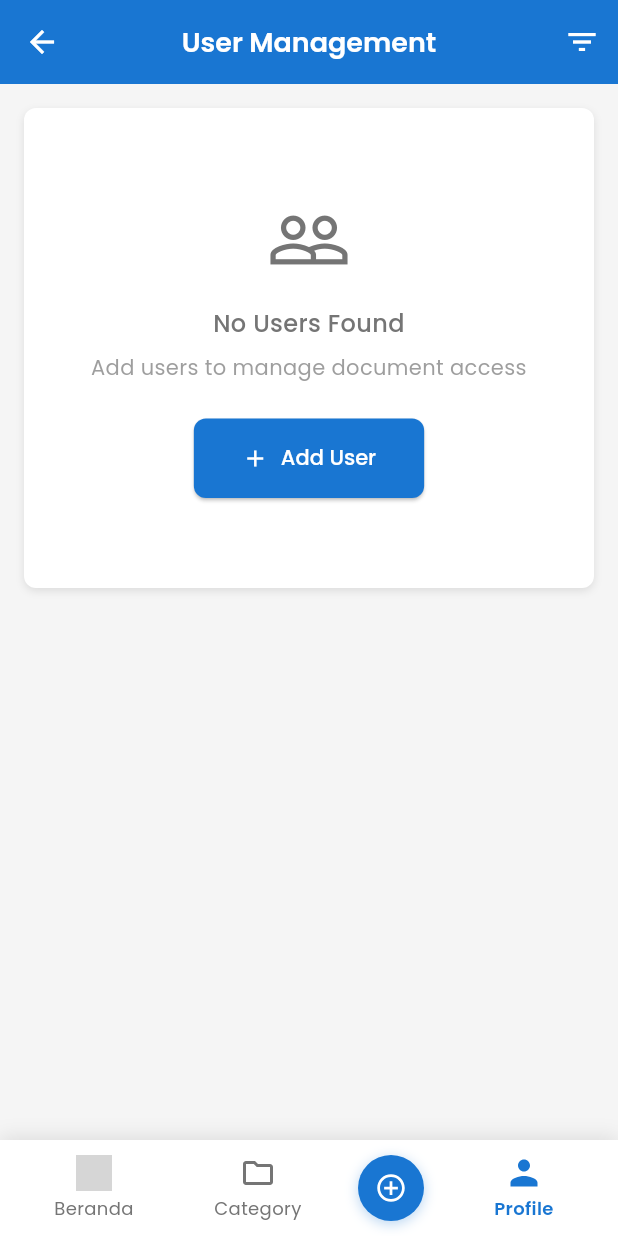
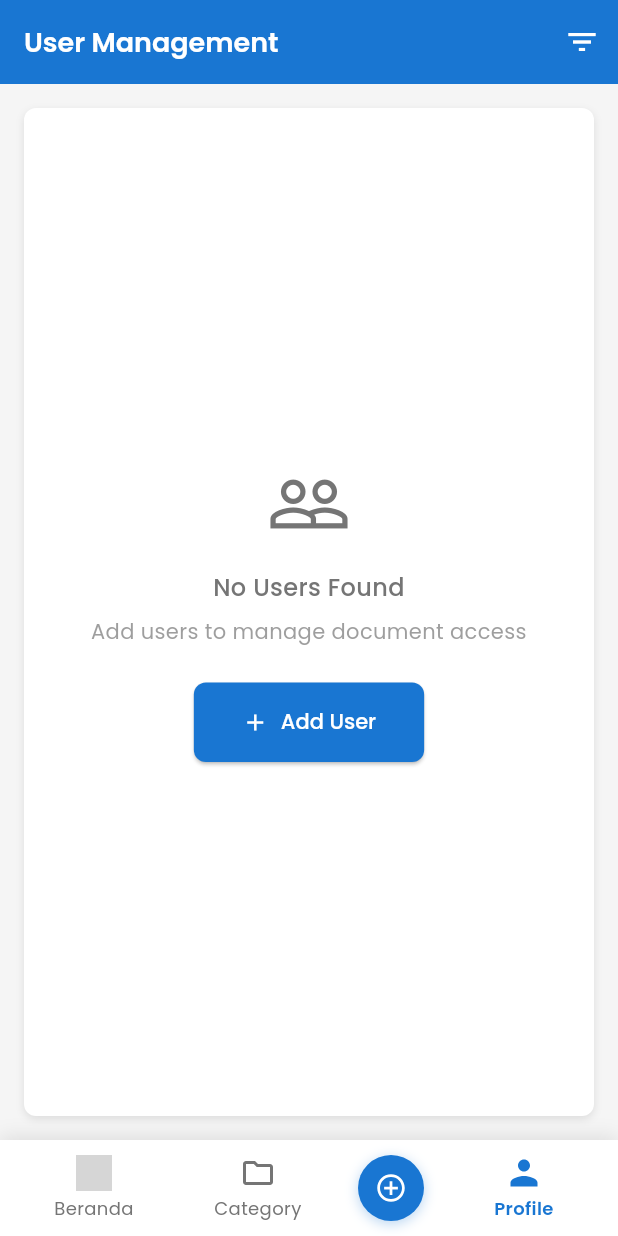
Before and after one commit to rahmathanifpurnama/management-document-app, a Flutter app: the UserManagementScreen screen opened by its route, on a phone screen of 412 x 824 dp. Run offline on Flutter 3.47's test engine with Material 3 defaults, Android fonts, the phone set to English and light mode, and no system bars; our stand-ins replace audioplayers, cached_network_image, cloud_firestore, cloud_functions, connectivity_plus, dio and 18 more; missing offline and left inert: external_path, file_selector, firebase_app_check, flutter_pdfview, googleapis; accounts and stored records are empty; network calls fail; grey boxes are pictures that could not be loaded.

Commit message:
delete back button form abb user managamenet dan profile

```diff
--- a/lib/screens/admin/user_management_screen.dart
+++ b/lib/screens/admin/user_management_screen.dart
@@ -105,14 +105,26 @@ class _UserManagementScreenState extends State<UserManagementScreen> {
     return AppScaffoldWithNavigation(
       title: 'User Management',
       currentNavIndex: 3, // Add User is index 3 for admin
-      showAppBar: true, // Ensure app bar is shown
+      showAppBar: false, // Hide default app bar
+      body: Column(
+        children: [
+          // Custom AppBar without back button
+          AppBar(
+            title: const Text('User Management'),
+            backgroundColor: AppColors.primary,
+            foregroundColor: Colors.white,
+            automaticallyImplyLeading: false,
+            elevation: 0,
             actions: [
               IconButton(
                 icon: const Icon(Icons.filter_list),
                 onPressed: _showFilterDialog,
               ),
             ],
-      body: Consumer2<UserProvider, AuthProvider>(
+          ),
+          // Main content
+          Expanded(
+            child: Consumer2<UserProvider, AuthProvider>(
               builder: (context, userProvider, authProvider, child) {
                 if (userProvider.isLoading) {
                   return const Center(
@@ -130,7 +142,11 @@ class _UserManagementScreenState extends State<UserManagementScreen> {
                     child: Column(
                       mainAxisAlignment: MainAxisAlignment.center,
                       children: [
-                  Icon(Icons.error_outline, size: 64, color: AppColors.error),
+                        Icon(
+                          Icons.error_outline,
+                          size: 64,
+                          color: AppColors.error,
+                        ),
                         const SizedBox(height: 16),
                         Text(
                           userProvider.errorMessage!,
@@ -176,7 +192,10 @@ class _UserManagementScreenState extends State<UserManagementScreen> {
                   children: [
                     // Combined Search and Add User Section
                     Container(
-                margin: const EdgeInsets.symmetric(horizontal: 16, vertical: 8),
+                      margin: const EdgeInsets.symmetric(
+                        horizontal: 16,
+                        vertical: 8,
+                      ),
                       decoration: BoxDecoration(
                         color: AppColors.surface,
                         borderRadius: BorderRadius.circular(12),
@@ -224,7 +243,9 @@ class _UserManagementScreenState extends State<UserManagementScreen> {
                                 style: ElevatedButton.styleFrom(
                                   backgroundColor: AppColors.primary,
                                   foregroundColor: AppColors.textWhite,
-                            padding: const EdgeInsets.symmetric(vertical: 12),
+                                  padding: const EdgeInsets.symmetric(
+                                    vertical: 12,
+                                  ),
                                   shape: RoundedRectangleBorder(
                                     borderRadius: BorderRadius.circular(8),
                                   ),
@@ -303,6 +324,9 @@ class _UserManagementScreenState extends State<UserManagementScreen> {
                   ],
                 );
               },
+            ),
+          ),
+        ],
       ),
     );
   }
--- a/lib/widgets/common/app_scaffold_with_navigation.dart
+++ b/lib/widgets/common/app_scaffold_with_navigation.dart
@@ -11,6 +11,7 @@ class AppScaffoldWithNavigation extends StatelessWidget {
   final List<Widget>? actions;
   final Widget? floatingActionButton;
   final FloatingActionButtonLocation? floatingActionButtonLocation;
+  final PreferredSizeWidget? customAppBar;
 
   const AppScaffoldWithNavigation({
     super.key,
@@ -22,13 +23,15 @@ class AppScaffoldWithNavigation extends StatelessWidget {
     this.actions,
     this.floatingActionButton,
     this.floatingActionButtonLocation,
+    this.customAppBar,
   });
 
   @override
   Widget build(BuildContext context) {
     return Scaffold(
       appBar: showAppBar
-          ? AppBar(
+          ? (customAppBar ??
+                AppBar(
                   title: Text(title),
                   backgroundColor: AppColors.primary,
                   foregroundColor: Colors.white,
@@ -45,7 +48,7 @@ class AppScaffoldWithNavigation extends StatelessWidget {
                           tooltip: 'Back',
                         )
                       : null,
-            )
+                ))
           : null,
       body: body,
       floatingActionButton: floatingActionButton,
```
Also changed, not shown: lib/screens/profile/profile_screen.dart (+19 -3 lines). Lines whose indentation alone changed are shown as unchanged.
